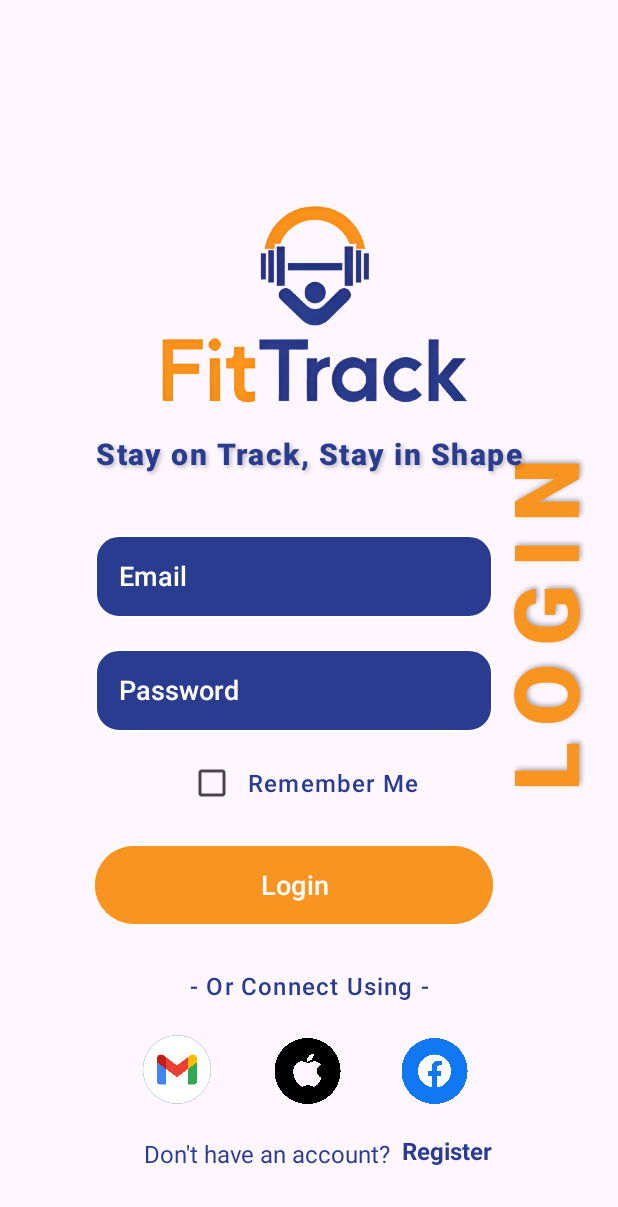
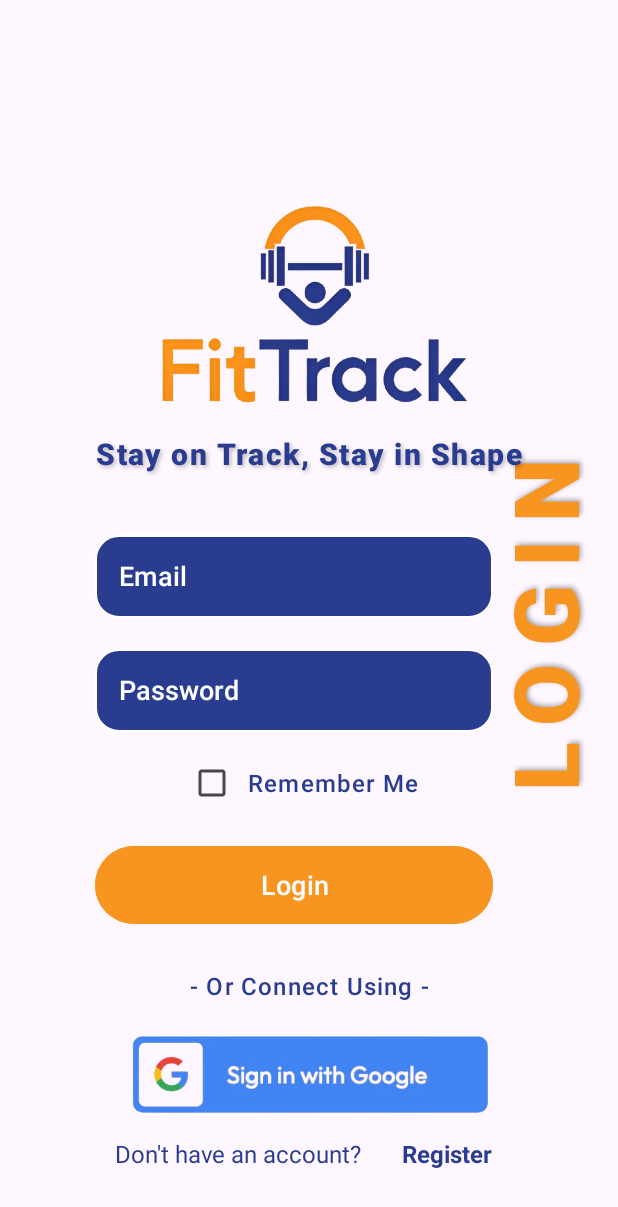
Before and after one commit to Mufli-Mohideen/FitTrack, an Android app: the LoginActivity screen opened directly, with no data from a screen before it, on a phone screen of 412 x 824 dp. Shown: the top 1207 px of the screen. Run offline under Robolectric (Android 15) with nearby library versions, the phone set to English and light mode, and no system bars.

```diff
--- a/app/src/main/res/layout/activity_login.xml
+++ b/app/src/main/res/layout/activity_login.xml
@@ -145,37 +145,6 @@
         app:layout_constraintEnd_toEndOf="parent"
         app:layout_constraintStart_toStartOf="parent" />
 
-    <ImageView
-        android:id="@+id/imageViewFacebook"
-        android:layout_width="106dp"
-        android:layout_height="44dp"
-        android:layout_marginBottom="88dp"
-        app:layout_constraintBottom_toBottomOf="parent"
-        app:layout_constraintEnd_toEndOf="parent"
-        app:layout_constraintHorizontal_bias="0.773"
-        app:layout_constraintStart_toStartOf="parent"
-        app:srcCompat="@drawable/facebook" />
-
-    <ImageView
-        android:id="@+id/imageViewApple"
-        android:layout_width="106dp"
-        android:layout_height="44dp"
-        android:layout_marginStart="152dp"
-        android:layout_marginBottom="88dp"
-        app:layout_constraintBottom_toBottomOf="parent"
-        app:layout_constraintStart_toStartOf="parent"
-        app:srcCompat="@drawable/apple" />
-
-    <ImageView
-        android:id="@+id/imageViewGmail"
-        android:layout_width="100dp"
-        android:layout_height="46dp"
-        android:layout_marginStart="68dp"
-        android:layout_marginBottom="88dp"
-        app:layout_constraintBottom_toBottomOf="parent"
-        app:layout_constraintStart_toStartOf="parent"
-        app:srcCompat="@drawable/gmail" />
-
     <TextView
         android:id="@+id/textViewDontHaveanAccount"
         android:layout_width="wrap_content"
@@ -186,14 +155,14 @@
         android:textSize="16dp"
         app:layout_constraintBottom_toBottomOf="parent"
         app:layout_constraintEnd_toEndOf="parent"
-        app:layout_constraintHorizontal_bias="0.387"
+        app:layout_constraintHorizontal_bias="0.309"
         app:layout_constraintStart_toStartOf="parent" />
 
     <TextView
         android:id="@+id/registerToggle"
         android:layout_width="wrap_content"
         android:layout_height="wrap_content"
-        android:layout_marginBottom="46dp"
+        android:layout_marginBottom="44dp"
         android:text="Register"
         android:textColor="@color/fittrack_blue"
         android:textSize="16dp"
@@ -204,4 +173,15 @@
         app:layout_constraintHorizontal_bias="0.762"
         app:layout_constraintStart_toStartOf="parent" />
 
+    <ImageView
+        android:id="@+id/btnGoogleLogin"
+        android:layout_width="261dp"
+        android:layout_height="57dp"
+        android:layout_marginBottom="80dp"
+        app:layout_constraintBottom_toBottomOf="parent"
+        app:layout_constraintEnd_toEndOf="parent"
+        app:layout_constraintHorizontal_bias="0.504"
+        app:layout_constraintStart_toStartOf="parent"
+        app:srcCompat="@drawable/google_login" />
+
 </androidx.constraintlayout.widget.ConstraintLayout>
```
Also changed, not shown: app/build.gradle (+9 -0 lines), app/src/main/java/com/example/myapplication/EmailSender.java (added, +46 -0 lines), app/src/main/java/com/example/myapplication/LoginActivity.java (+23 -0 lines), app/src/main/java/com/example/myapplication/RegisterActivity.java (+32 -1 lines), app/src/main/res/drawable/google_login.png (added), app/src/main/res/drawable/signupgoogle.png (added), 1 other file.
